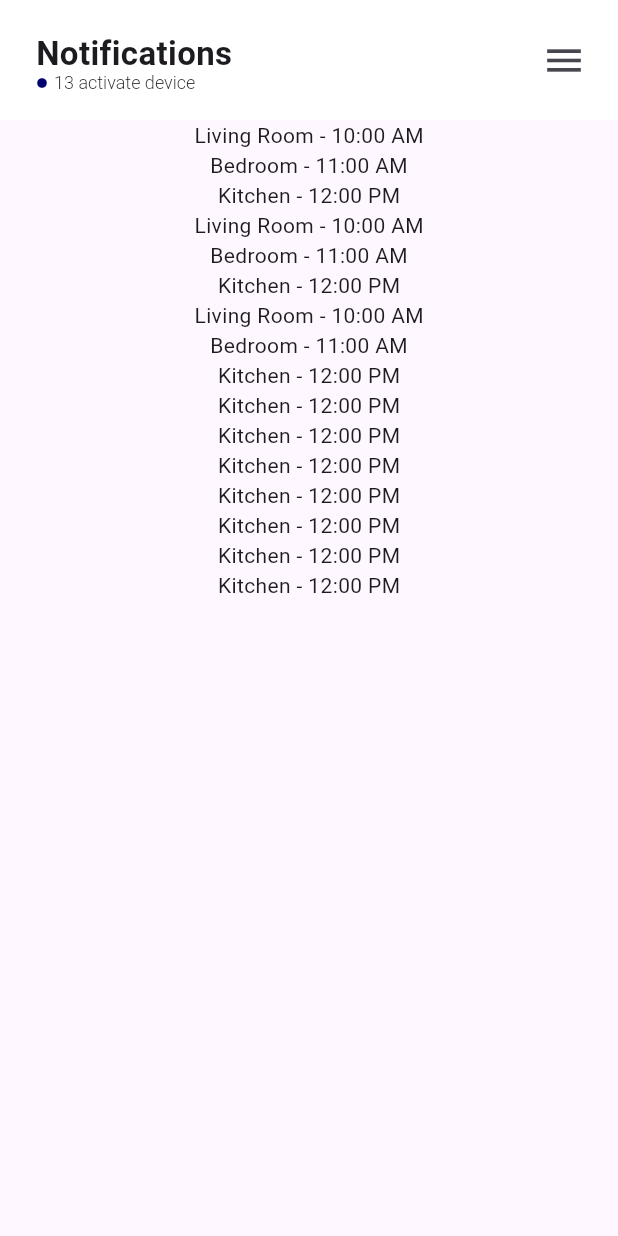
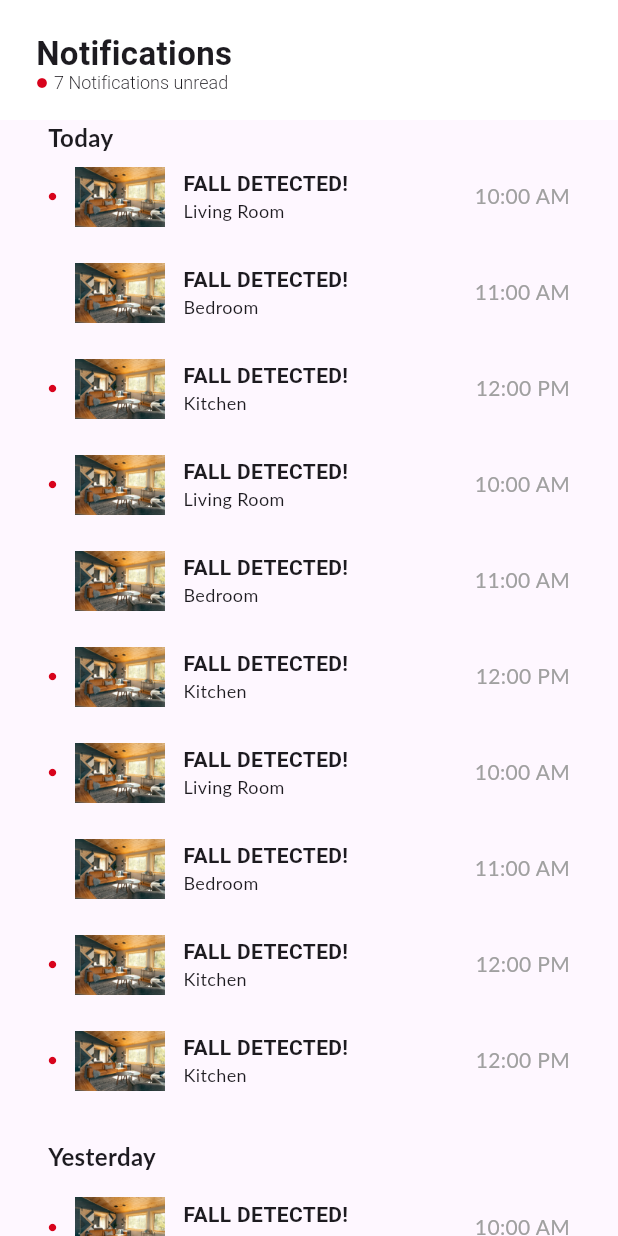
Before and after one commit to Griselda4774/Eldercare-mobile, a Flutter app: the NotificationsPage screen opened by its route, on a phone screen of 412 x 824 dp. Run offline on Flutter 3.47's test engine with Material 3 defaults, Android fonts, the phone set to English and light mode, and no system bars; our stand-ins replace video_player; Roboto replaces fonts that are missing (Lato).

Commit message:
update notification ui

```diff
--- a/lib/pages/bottom_bar.dart
+++ b/lib/pages/bottom_bar.dart
@@ -22,21 +22,21 @@ class _BottomBarPageState extends State<BottomBarPage> {
 
   final List _pages = [
     // devices page
-    DevicesPage(),
+    {'page': DevicesPage(), 'color': const Color(0xFF39A7FF)},
     // notifications page
-    NotificationsPage(),
+    {'page': NotificationsPage(), 'color': const Color(0xFFD8031C)},
     // settings page
-    const SettingPage(),
+    {'page': const SettingPage(), 'color': const Color(0xFF39A7FF)},
   ];
 
   @override
   Widget build(BuildContext context) {
     return Scaffold(
-        body: _pages[_selectedIndex],
+        body: _pages[_selectedIndex]['page'] as Widget,
         bottomNavigationBar: BottomNavigationBar(
           currentIndex: _selectedIndex,
           onTap: _navigateBottomBar,
-          selectedItemColor: const Color(0xFF39A7FF),
+          selectedItemColor: _pages[_selectedIndex]['color'] as Color,
           items: const <BottomNavigationBarItem>[
             BottomNavigationBarItem(
               icon: Icon(Icons.video_camera_back),
--- a/lib/pages/devices_page.dart
+++ b/lib/pages/devices_page.dart
@@ -1,10 +1,10 @@
 import 'dart:convert';
-import 'package:eldercare/components/camera_widget.dart';
-import 'package:eldercare/components/touchableopacity.dart';
-import 'package:eldercare/components/video_player.dart';
+import 'package:eldercare/widgets/camera_widget.dart';
+import 'package:eldercare/widgets/touchableopacity.dart';
+import 'package:eldercare/widgets/video_player.dart';
 import 'package:flutter/material.dart';
 import 'package:http/http.dart' as http;
-import 'package:eldercare/components/clock_running.dart';
+import 'package:eldercare/widgets/clock_running.dart';
 // import 'package:base64/base64.dart';
 
 class DevicesPage extends StatelessWidget {
@@ -13,7 +13,7 @@ class DevicesPage extends StatelessWidget {
   final List devicesInfo = [
     {
       'name': 'Living Room',
-      'isOnline': true,
+      'isOnline': false,
       'imageURL': 'assets/images/dining_room.jpg'
     },
     {
--- a/lib/pages/notifications_page.dart
+++ b/lib/pages/notifications_page.dart
@@ -1,5 +1,6 @@
+import 'package:eldercare/widgets/noti_widget.dart';
 import 'package:flutter/material.dart';
-import 'package:eldercare/components/touchableopacity.dart';
+import 'package:eldercare/widgets/touchableopacity.dart';
 
 class NotificationsPage extends StatelessWidget {
   NotificationsPage({super.key});
@@ -12,12 +13,6 @@ class NotificationsPage extends StatelessWidget {
     {'cameraName': 'Kitchen', 'time': '12:00 PM', 'isRead': false},
     {'cameraName': 'Living Room', 'time': '10:00 AM', 'isRead': false},
     {'cameraName': 'Bedroom', 'time': '11:00 AM', 'isRead': true},
-    {'cameraName': 'Kitchen', 'time': '12:00 PM', 'isRead': false},
-    {'cameraName': 'Kitchen', 'time': '12:00 PM', 'isRead': false},
-    {'cameraName': 'Kitchen', 'time': '12:00 PM', 'isRead': false},
-    {'cameraName': 'Kitchen', 'time': '12:00 PM', 'isRead': false},
-    {'cameraName': 'Kitchen', 'time': '12:00 PM', 'isRead': false},
-    {'cameraName': 'Kitchen', 'time': '12:00 PM', 'isRead': false},
     {'cameraName': 'Kitchen', 'time': '12:00 PM', 'isRead': false},
     {'cameraName': 'Kitchen', 'time': '12:00 PM', 'isRead': false},
   ];
@@ -57,11 +52,11 @@ class NotificationsPage extends StatelessWidget {
                           children: [
                             const Icon(
                               Icons.circle,
-                              color: Color(0xFF01016F),
+                              color: Color(0xFFD8031C),
                               size: 8,
                             ),
                             const SizedBox(width: 4),
-                            Text('$unreadNotifications activate device',
+                            Text('$unreadNotifications Notifications unread',
                                 style: const TextStyle(
                                     fontSize: 12,
                                     fontWeight: FontWeight.w300,
@@ -72,15 +67,6 @@ class NotificationsPage extends StatelessWidget {
                         )
                       ],
                     ),
-                    IconButton(
-                      onPressed: () {
-                        print('Clicked on menu icon');
-                      },
-                      icon: const Icon(
-                        Icons.menu,
-                        size: 30,
-                      ),
-                    )
                   ],
                 ),
               ),
@@ -97,10 +83,36 @@ class NotificationsPage extends StatelessWidget {
                 mainAxisAlignment: MainAxisAlignment.start,
                 crossAxisAlignment: CrossAxisAlignment.start,
                 children: [
+                  const Padding(
+                    padding: EdgeInsets.only(left: 32),
+                    child: Text('Today',
+                        style: TextStyle(
+                            fontSize: 16,
+                            fontFamily: 'Lato',
+                            fontWeight: FontWeight.bold)),
+                  ),
                   Column(
                     children: notifications
-                        .map((noti) =>
-                            Text('${noti['cameraName']} - ${noti['time']}'))
+                        .map((noti) => NotiWidget(
+                            cameraName: noti['cameraName'],
+                            time: noti['time'],
+                            isRead: noti['isRead']))
+                        .toList(),
+                  ),
+                  const Padding(
+                    padding: EdgeInsets.only(left: 32, top: 16, bottom: 8),
+                    child: Text('Yesterday',
+                        style: TextStyle(
+                            fontSize: 16,
+                            fontFamily: 'Lato',
+                            fontWeight: FontWeight.bold)),
+                  ),
+                  Column(
+                    children: notifications
+                        .map((noti) => NotiWidget(
+                            cameraName: noti['cameraName'],
+                            time: noti['time'],
+                            isRead: noti['isRead']))
                         .toList(),
                   ),
                 ],
--- a/lib/pages/setting_page.dart
+++ b/lib/pages/setting_page.dart
@@ -1,7 +1,7 @@
-import 'package:eldercare/components/eldercare_logo.dart';
+import 'package:eldercare/widgets/eldercare_logo.dart';
 import 'package:flutter/material.dart';
-import 'package:eldercare/components/touchableopacity.dart';
-import 'package:eldercare/components/warning_alert.dart';
+import 'package:eldercare/widgets/touchableopacity.dart';
+import 'package:eldercare/widgets/warning_alert.dart';
 
 class SettingPage extends StatelessWidget {
   const SettingPage({super.key});
--- a/lib/components/camera_widget.dart
+++ b/lib/widgets/camera_widget.dart
@@ -1,4 +1,4 @@
-import 'package:eldercare/components/touchableopacity.dart';
+import 'package:eldercare/widgets/touchableopacity.dart';
 import 'package:flutter/material.dart';
 
 class CameraWidget extends StatefulWidget {
@@ -16,6 +16,7 @@ class CameraWidget extends StatefulWidget {
 }
 
 class _CameraWidgetState extends State<CameraWidget> {
+  bool isOnlineState = false;
   @override
   Widget build(BuildContext context) {
     return Padding(
@@ -35,7 +36,7 @@ class _CameraWidgetState extends State<CameraWidget> {
                     fontSize: 16,
                     fontWeight: FontWeight.bold),
               ),
-              widget.isOnline
+              isOnlineState
                   ? const Row(
                       children: [
                         Icon(
@@ -65,7 +66,7 @@ class _CameraWidgetState extends State<CameraWidget> {
               alignment: Alignment.center,
               children: [
                 Opacity(
-                  opacity: widget.isOnline ? 1.0 : 0.6,
+                  opacity: isOnlineState ? 1.0 : 0.6,
                   child: Container(
                     clipBehavior: Clip.hardEdge,
                     decoration: const BoxDecoration(
@@ -76,7 +77,7 @@ class _CameraWidgetState extends State<CameraWidget> {
                     ),
                   ),
                 ),
-                !widget.isOnline
+                !isOnlineState
                     ? TouchableOpacity(
                         child: Container(
                           width: 60,
@@ -90,9 +91,9 @@ class _CameraWidgetState extends State<CameraWidget> {
                           child: const Icon(Icons.play_arrow_rounded,
                               size: 48, color: Colors.white),
                         ),
-                        onTap: () {
-                          print('live camera');
-                        })
+                        onTap: () => setState(() {
+                              isOnlineState = true;
+                            }))
                     : const SizedBox()
               ],
             ),
--- /dev/null
+++ b/lib/widgets/noti_widget.dart
@@ -0,0 +1,77 @@
+import 'package:eldercare/widgets/touchableopacity.dart';
+import 'package:flutter/material.dart';
+
+class NotiWidget extends StatelessWidget {
+  const NotiWidget(
+      {Key? key,
+      required this.cameraName,
+      required this.time,
+      required this.isRead})
+      : super(key: key);
+  final String cameraName;
+  final String time;
+  final bool isRead;
+
+  @override
+  Widget build(BuildContext context) {
+    return TouchableOpacity(
+      onTap: () {
+        print('Notification tapped');
+      },
+      child: Padding(
+        padding: const EdgeInsets.only(left: 32, right: 32, top: 8, bottom: 16),
+        child: Row(
+          mainAxisAlignment: MainAxisAlignment.spaceBetween,
+          children: [
+            Row(
+              mainAxisAlignment: MainAxisAlignment.start,
+              crossAxisAlignment: CrossAxisAlignment.center,
+              children: [
+                isRead
+                    ? const SizedBox(
+                        width: 6,
+                      )
+                    : const Icon(
+                        Icons.circle,
+                        color: Color(0xFFD8031C),
+                        size: 6,
+                      ),
+                const SizedBox(width: 12),
+                Image.asset(
+                  'assets/images/noti_image.jpg',
+                  height: 40,
+                ),
+                const SizedBox(width: 12),
+                Column(
+                  mainAxisAlignment: MainAxisAlignment.start,
+                  crossAxisAlignment: CrossAxisAlignment.start,
+                  children: [
+                    const Text(
+                      'FALL DETECTED!',
+                      style: TextStyle(
+                          fontFamily: 'Roboto',
+                          fontSize: 14,
+                          fontWeight: FontWeight.bold),
+                    ),
+                    Text(
+                      cameraName,
+                      style: const TextStyle(
+                        fontFamily: 'Lato',
+                        fontSize: 12,
+                      ),
+                    ),
+                  ],
+                ),
+              ],
+            ),
+            Text(
+              time,
+              style: const TextStyle(
+                  fontFamily: 'Lato', fontSize: 14, color: Color(0xFFA0A0A0)),
+            ),
+          ],
+        ),
+      ),
+    );
+  }
+}
--- a/lib/components/touchableopacity.dart
+++ b/lib/widgets/touchableopacity.dart
@@ -25,7 +25,7 @@ class _TouchableOpacityState extends State<TouchableOpacity> {
         _currentOpacity = 1.0;
       }),
       child: GestureDetector(
-        onTap: widget.onTap as void Function()?,
+        onTap: widget.onTap as Function(),
         child: Opacity(
           opacity: _currentOpacity,
           child: widget.child,
--- a/lib/components/video_player.dart
+++ b/lib/widgets/video_player.dart
@@ -2,8 +2,8 @@ import 'dart:async';
 
 import 'package:flutter/material.dart';
 import 'package:video_player/video_player.dart';
-import 'package:eldercare/components/clock_running.dart';
-import 'package:eldercare/components/warning_alert.dart';
+import 'package:eldercare/widgets/clock_running.dart';
+import 'package:eldercare/widgets/warning_alert.dart';
 
 class VideoPlayerWidget extends StatefulWidget {
   const VideoPlayerWidget({super.key, required this.cameraName});
```
Also changed, not shown: lib/widgets/clock_running.dart (renamed from lib/components/clock_running.dart), lib/widgets/eldercare_logo.dart (renamed from lib/components/eldercare_logo.dart), lib/widgets/warning_alert.dart (renamed from lib/components/warning_alert.dart).
